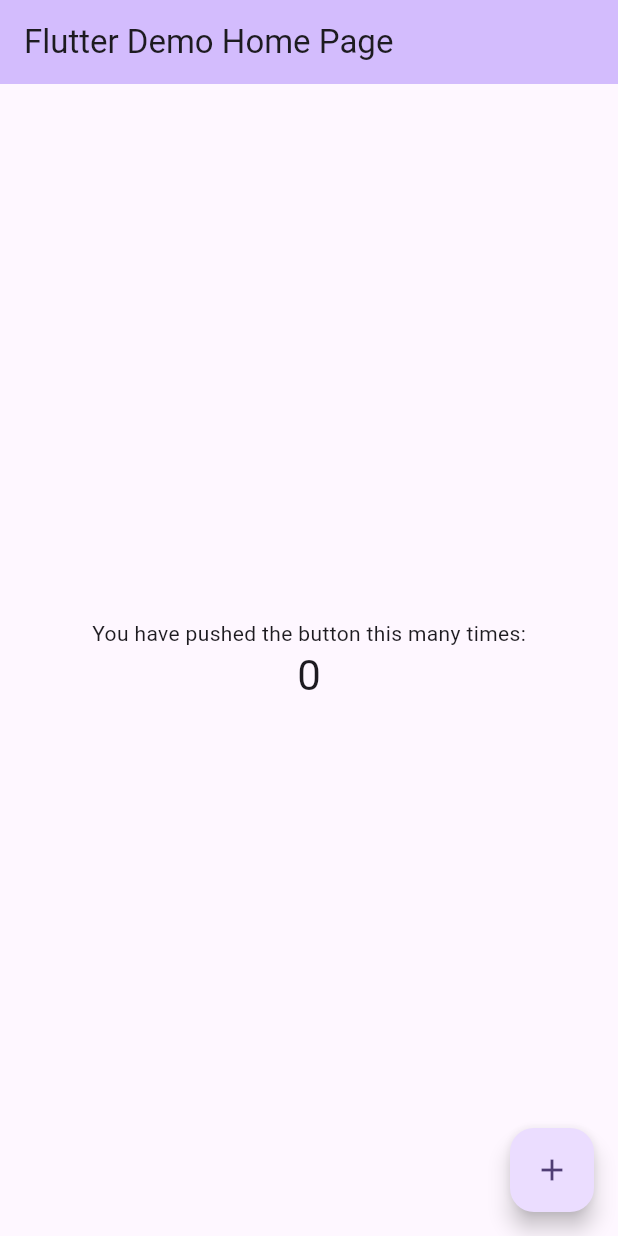
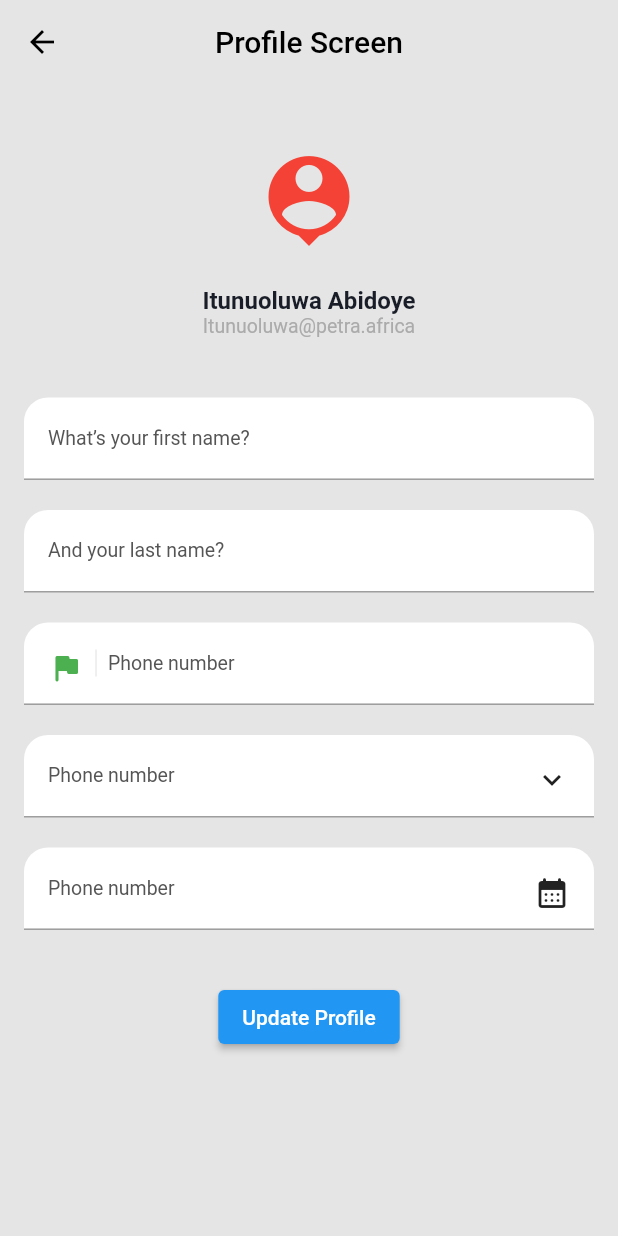
Before and after one commit to Abdusamad98/flutter_najot_8, a Flutter app: the screen it shows after launch, on a phone screen of 412 x 824 dp. Run offline on Flutter 3.47's test engine with Material 2 defaults, Android fonts, the phone set to English and light mode, and no system bars.

Commit message:
lesson 1

```diff
--- a/lib/main.dart
+++ b/lib/main.dart
@@ -5,121 +5,204 @@ void main() {
 }
 
 class MyApp extends StatelessWidget {
-  const MyApp({super.key});
+  const MyApp({Key? key}) : super(key: key);
 
-  // This widget is the root of your application.
   @override
   Widget build(BuildContext context) {
     return MaterialApp(
-      title: 'Flutter Demo',
-      theme: ThemeData(
-        // This is the theme of your application.
-        //
-        // TRY THIS: Try running your application with "flutter run". You'll see
-        // the application has a blue toolbar. Then, without quitting the app,
-        // try changing the seedColor in the colorScheme below to Colors.green
-        // and then invoke "hot reload" (save your changes or press the "hot
-        // reload" button in a Flutter-supported IDE, or press "r" if you used
-        // the command line to start the app).
-        //
-        // Notice that the counter didn't reset back to zero; the application
-        // state is not lost during the reload. To reset the state, use hot
-        // restart instead.
-        //
-        // This works for code too, not just values: Most code changes can be
-        // tested with just a hot reload.
-        colorScheme: ColorScheme.fromSeed(seedColor: Colors.deepPurple),
-        useMaterial3: true,
-      ),
-      home: const MyHomePage(title: 'Flutter Demo Home Page'),
+      home: const HomeScreen(),
+      debugShowCheckedModeBanner: false,
+      theme: ThemeData(),
+      darkTheme: ThemeData(),
+      themeMode: ThemeMode.dark,
     );
   }
 }
 
-class MyHomePage extends StatefulWidget {
-  const MyHomePage({super.key, required this.title});
-
-  // This widget is the home page of your application. It is stateful, meaning
-  // that it has a State object (defined below) that contains fields that affect
-  // how it looks.
-
-  // This class is the configuration for the state. It holds the values (in this
-  // case the title) provided by the parent (in this case the App widget) and
-  // used by the build method of the State. Fields in a Widget subclass are
-  // always marked "final".
-
-  final String title;
-
-  @override
-  State<MyHomePage> createState() => _MyHomePageState();
-}
-
-class _MyHomePageState extends State<MyHomePage> {
-  int _counter = 0;
-
-  void _incrementCounter() {
-    setState(() {
-      // This call to setState tells the Flutter framework that something has
-      // changed in this State, which causes it to rerun the build method below
-      // so that the display can reflect the updated values. If we changed
-      // _counter without calling setState(), then the build method would not be
-      // called again, and so nothing would appear to happen.
-      _counter++;
-    });
-  }
+class HomeScreen extends StatelessWidget {
+  const HomeScreen({Key? key}) : super(key: key);
 
   @override
   Widget build(BuildContext context) {
-    // This method is rerun every time setState is called, for instance as done
-    // by the _incrementCounter method above.
-    //
-    // The Flutter framework has been optimized to make rerunning build methods
-    // fast, so that you can just rebuild anything that needs updating rather
-    // than having to individually change instances of widgets.
+    double screenHeight = MediaQuery.of(context).size.height;
+    double screenWidth = MediaQuery.of(context).size.width;
+    debugPrint("SCREEN HEIGHT: $screenHeight and SCREEN WIDTH: $screenWidth");
     return Scaffold(
-      appBar: AppBar(
-        // TRY THIS: Try changing the color here to a specific color (to
-        // Colors.amber, perhaps?) and trigger a hot reload to see the AppBar
-        // change color while the other colors stay the same.
-        backgroundColor: Theme.of(context).colorScheme.inversePrimary,
-        // Here we take the value from the MyHomePage object that was created by
-        // the App.build method, and use it to set our appbar title.
-        title: Text(widget.title),
-      ),
-      body: Center(
-        // Center is a layout widget. It takes a single child and positions it
-        // in the middle of the parent.
-        child: Column(
-          // Column is also a layout widget. It takes a list of children and
-          // arranges them vertically. By default, it sizes itself to fit its
-          // children horizontally, and tries to be as tall as its parent.
+        backgroundColor: const Color(0xFFE5E5E5),
+        appBar: AppBar(
+          elevation: 0,
+          backgroundColor: const Color(0xFFE5E5E5),
+          title: const Text(
+            "Profile Screen",
+            style: TextStyle(fontSize: 20, color: Colors.black),
+          ),
+          centerTitle: true,
+          leading: IconButton(
+            icon: const Icon(
+              Icons.arrow_back,
+              color: Colors.black,
+            ),
+            onPressed: () {},
+          ),
+          // actions: [
+          //   IconButton(
+          //     icon: const Icon(Icons.more_vert),
+          //     onPressed: () {
+          //     },
+          //   ),
           //
-          // Column has various properties to control how it sizes itself and
-          // how it positions its children. Here we use mainAxisAlignment to
-          // center the children vertically; the main axis here is the vertical
-          // axis because Columns are vertical (the cross axis would be
-          // horizontal).
-          //
-          // TRY THIS: Invoke "debug painting" (choose the "Toggle Debug Paint"
-          // action in the IDE, or press "p" in the console), to see the
-          // wireframe for each widget.
-          mainAxisAlignment: MainAxisAlignment.center,
-          children: <Widget>[
+          // ],
+        ),
+        body: Column(
+          children: [
+            const SizedBox(height: 42),
+            const Icon(
+              Icons.person_pin,
+              size: 72,
+              color: Colors.red,
+            ),
+            const SizedBox(height: 21),
             const Text(
-              'You have pushed the button this many times:',
+              "Itunuoluwa Abidoye",
+              textAlign: TextAlign.center,
+              style: TextStyle(
+                fontSize: 16,
+                fontWeight: FontWeight.w700,
+                color: Color(0xFF181D27),
+              ),
             ),
+            const Text(
+              "Itunuoluwa@petra.africa",
+              textAlign: TextAlign.center,
+              style: TextStyle(
+                fontSize: 13,
+                fontWeight: FontWeight.w400,
+                color: Color(0xFFABABAB),
+              ),
+            ),
+            const SizedBox(height: 40),
+            _getMyContainer(title: "What’s your first name?"),
+            _myDivider(),
+            const SizedBox(height: 20),
+            _getMyContainer(title: "And your last name?"),
+            _myDivider(),
+            const SizedBox(height: 20),
+            _getMyContainer(title: "Phone number", type: 2),
+            _myDivider(),
+            const SizedBox(height: 20),
+            _getMyContainer(
+              title: "Phone number",
+              type: 3,
+              iconData: Icons.expand_more,
+            ),
+            _myDivider(),
+            const SizedBox(height: 20),
+            _getMyContainer(
+                title: "Phone number",
+                type: 3,
+                iconData: Icons.calendar_month_rounded),
+            _myDivider(),
+            const SizedBox(height: 34),
+            ElevatedButton(onPressed: () {}, child: const Text("Update Profile"))
+          ],
+        )
+        // Container(
+        //   height: 300,
+        //   width: 300,
+        //   padding: EdgeInsets.all(16),
+        //   margin: EdgeInsets.all(16),
+        //   decoration: BoxDecoration(
+        //     color: Colors.red,
+        //     borderRadius: BorderRadius.all(Radius.circular(16)),
+        //   ),
+        //   child: Center(
+        //     child: Text(
+        //       "Itunuoluwa Abidoye",
+        //       textAlign: TextAlign.center,
+        //       style: TextStyle(
+        //           fontSize: 16,
+        //           fontWeight: FontWeight.w700,
+        //           color: Color(0xFF181D27),
+        //           shadows: []),
+        //     ),
+        //   ),
+        // ),
+        );
+  }
+
+  // 1 bolsa oddiy text
+  // 2 bolsa bayroqli text
+  // 3 bols iconli text
+
+  Widget _getMyContainer({
+    required String title,
+    int type = 1,
+    IconData? iconData,
+  }) {
+    return Container(
+        width: double.infinity,
+        height: 54,
+        margin: const EdgeInsets.symmetric(horizontal: 16),
+        padding: const EdgeInsets.symmetric(
+          horizontal: 16,
+          vertical: 18,
+        ),
+        decoration: const BoxDecoration(
+          color: Colors.white,
+          borderRadius: BorderRadius.only(
+            topRight: Radius.circular(16),
+            topLeft: Radius.circular(16),
+          ),
+          // boxShadow: [
+          //   BoxShadow(
+          //     blurRadius: 12,
+          //     spreadRadius: 10,
+          //     offset: const Offset(0, 0),
+          //     color: Colors.grey.shade300,
+          //   ),
+          // ],
+        ),
+        child: Row(
+          mainAxisAlignment: type == 3
+              ? MainAxisAlignment.spaceBetween
+              : MainAxisAlignment.start,
+          children: [
+            if (type == 2)
+              const Icon(
+                Icons.flag_rounded,
+                color: Colors.green,
+              ),
+            if (type == 2) const VerticalDivider(),
             Text(
-              '$_counter',
-              style: Theme.of(context).textTheme.headlineMedium,
+              title,
+              textAlign: TextAlign.start,
+              style: const TextStyle(
+                fontSize: 13,
+                fontWeight: FontWeight.w400,
+                color: Color(0xFF555555),
+              ),
             ),
+            if (type == 3) Icon(iconData),
           ],
-        ),
-      ),
-      floatingActionButton: FloatingActionButton(
-        onPressed: _incrementCounter,
-        tooltip: 'Increment',
-        child: const Icon(Icons.add),
-      ), // This trailing comma makes auto-formatting nicer for build methods.
-    );
+        ));
   }
+
+  Widget _myDivider() => Container(
+        margin: const EdgeInsets.symmetric(horizontal: 16),
+        height: 1,
+        color: Colors.grey,
+      );
 }
+
+// MaterialApp
+// Container
+// Icon
+// AppBar
+// SizedBox
+// Text
+// Column
+// Row
+// Divider
+// VerticalDivider
+// EdgeInsets
+// BoxDecoration
```
Also changed, not shown: 1 other file.
